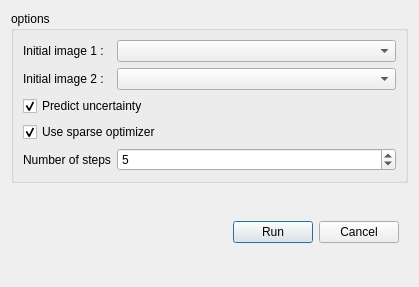
Qt form libs/gui/sparsestereosolverconfigdialog.ui (french-paragon/steviapp) before a commit.
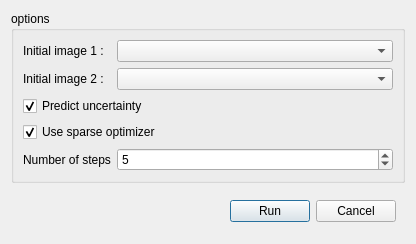
The same form after that commit.

Patch:
```diff
--- a/libs/gui/sparsestereosolverconfigdialog.ui
+++ b/libs/gui/sparsestereosolverconfigdialog.ui
@@ -6,8 +6,8 @@
    <rect>
     <x>0</x>
     <y>0</y>
-    <width>419</width>
-    <height>287</height>
+    <width>416</width>
+    <height>244</height>
    </rect>
   </property>
   <property name="sizePolicy">
```
